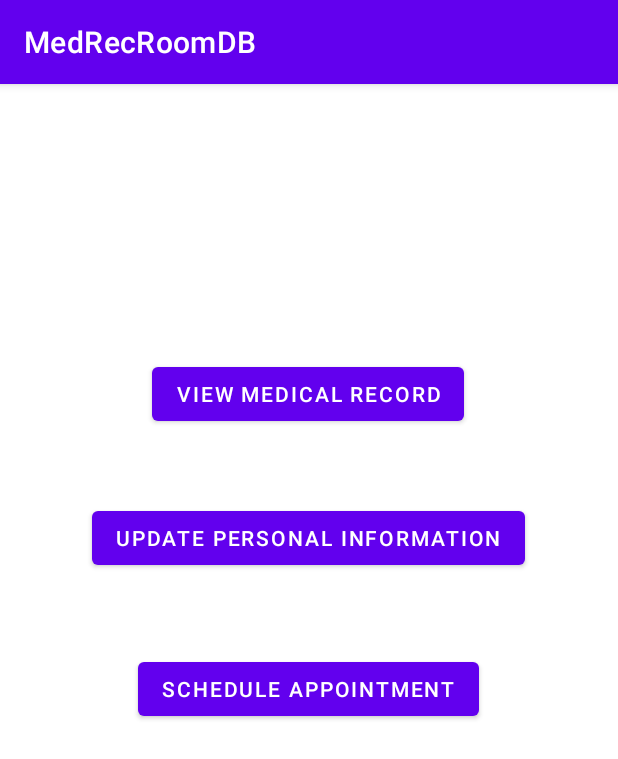
After one commit to kcmatienzo/MedRec, an Android app: the PatientViewRecordActivity screen opened directly, with no data from a screen before it, on a phone screen of 412 x 824 dp. The commit adds this screen. Shown: the top 759 px of the screen. Run offline under Robolectric (Android 15) with nearby library versions, the phone set to English and light mode, and no system bars.

Commit message:
Fixed login function, added layout and activity for view med records
- fixed login for patient and admin
- added layout for patient view medical records
- added activity for patient view record
- added PatientViewRecordActivity into the manifest

```diff
--- a/app/src/main/AndroidManifest.xml
+++ b/app/src/main/AndroidManifest.xml
@@ -31,6 +31,9 @@
             android:name=".activity.AdminSearchResultsActivity"
             android:exported="false" />
         <activity
+            android:name=".activity.PatientViewRecordActivity"
+            android:exported="false" />
+        <activity
             android:name=".MainActivity"
             android:exported="true">
             <intent-filter>
--- a/app/src/main/java/com/example/medrecroomdb/MainActivity.java
+++ b/app/src/main/java/com/example/medrecroomdb/MainActivity.java
@@ -18,6 +18,7 @@ import com.example.medrecroomdb.activity.DoctorActivity;
 import com.example.medrecroomdb.activity.PatientActivity;
 import com.example.medrecroomdb.activity.DoctorSearchPatientActivity;
 import com.example.medrecroomdb.activity.AdminSearchUserActivity;
+import com.example.medrecroomdb.activity.PatientViewRecordActivity;
 import com.example.medrecroomdb.model.Admin;
 import com.example.medrecroomdb.model.Doctor;
 import com.example.medrecroomdb.model.Patient;
@@ -84,15 +85,13 @@ public class MainActivity extends AppCompatActivity implements AdapterView.OnIte
                     if (doctor != null && doctor.getEmail().equals(userName) && doctor.getPassword().equals(password) && role == "Doctor") {
                         Intent intentDoctor = new Intent(v.getContext(), DoctorSearchPatientActivity.class);
                         startActivity(intentDoctor);
-                    }
-                    else if (patient != null && patient.getEmail().equals(userName) && patient.getPassword().equals(password)) {
-                        Intent intentPatient = new Intent(v.getContext(), DoctorSearchPatientActivity.class);
+                    } else if (patient != null && patient.getEmail().equals(userName) && patient.getPassword().equals(password) && role == "Patient") {
+                        Intent intentPatient = new Intent(v.getContext(), PatientViewRecordActivity.class);
                         startActivity(intentPatient);
-                    } else if (admin != null && admin.getEmail().equals(userName)&& admin.getPassword().equals(password)) {
+                    } else if (admin != null && admin.getEmail().equals(userName)&& admin.getPassword().equals(password) && role == "Admin") {
                         Intent intentAdmin = new Intent(v.getContext(), AdminSearchUserActivity.class);
                         startActivity(intentAdmin);
-                    }
-                    else {
+                    } else {
                         // Otherwise, show error message
                         Toast.makeText(getApplicationContext(), "Invalid username/password/role", Toast.LENGTH_SHORT).show();
                     }
@@ -143,7 +142,7 @@ public class MainActivity extends AppCompatActivity implements AdapterView.OnIte
                 });
                 break;
             case "":
-
+                role = "No Role Selected";
                 registerButton.setOnClickListener(new View.OnClickListener() {
                     //Implement the event handler method
                     public void onClick(View v) {
--- /dev/null
+++ b/app/src/main/java/com/example/medrecroomdb/activity/PatientViewRecordActivity.java
@@ -0,0 +1,18 @@
+package com.example.medrecroomdb.activity;
+
+import android.os.Bundle;
+
+import androidx.appcompat.app.AppCompatActivity;
+
+import com.example.medrecroomdb.R;
+
+public class PatientViewRecordActivity extends AppCompatActivity {
+    @Override
+    protected void onCreate(Bundle savedInstanceState) {
+        super.onCreate(savedInstanceState);
+        setContentView(R.layout.activity_patient_nav);
+
+
+    }
+
+}
--- /dev/null
+++ b/app/src/main/res/layout/activity_patient_nav.xml
@@ -0,0 +1,46 @@
+<?xml version="1.0" encoding="utf-8"?>
+<androidx.constraintlayout.widget.ConstraintLayout xmlns:android="http://schemas.android.com/apk/res/android"
+    xmlns:app="http://schemas.android.com/apk/res-auto"
+    xmlns:tools="http://schemas.android.com/tools"
+    android:layout_width="match_parent"
+    android:layout_height="match_parent"
+    android:orientation="vertical"
+    android:id="@+id/linearLayout">
+
+
+    <Button
+        android:id="@+id/btn_schedule"
+        android:layout_width="wrap_content"
+        android:layout_height="wrap_content"
+        android:text="Schedule Appointment"
+        app:layout_constraintBottom_toBottomOf="parent"
+        app:layout_constraintEnd_toEndOf="parent"
+        app:layout_constraintHorizontal_bias="0.497"
+        app:layout_constraintStart_toStartOf="parent"
+        app:layout_constraintTop_toTopOf="parent"
+        app:layout_constraintVertical_bias="0.527" />
+
+    <Button
+        android:id="@+id/btn_viewMedicalRecord"
+        android:layout_width="wrap_content"
+        android:layout_height="wrap_content"
+        android:text="View Medical Record"
+        app:layout_constraintBottom_toBottomOf="parent"
+        app:layout_constraintEnd_toEndOf="parent"
+        app:layout_constraintHorizontal_bias="0.497"
+        app:layout_constraintStart_toStartOf="parent"
+        app:layout_constraintTop_toTopOf="parent"
+        app:layout_constraintVertical_bias="0.254" />
+
+    <Button
+        android:id="@+id/btn_updateInfo"
+        android:layout_width="wrap_content"
+        android:layout_height="wrap_content"
+        android:text="Update Personal Information"
+        app:layout_constraintBottom_toBottomOf="parent"
+        app:layout_constraintEnd_toEndOf="parent"
+        app:layout_constraintHorizontal_bias="0.495"
+        app:layout_constraintStart_toStartOf="parent"
+        app:layout_constraintTop_toTopOf="parent"
+        app:layout_constraintVertical_bias="0.387" />
+</androidx.constraintlayout.widget.ConstraintLayout>
```
